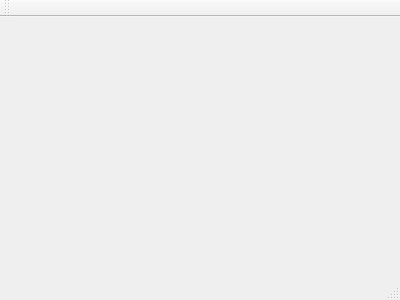
First picture: the form in MirrorLinkClient/mainwindow.ui, repository Vab0/mirrorlink, before the edit.
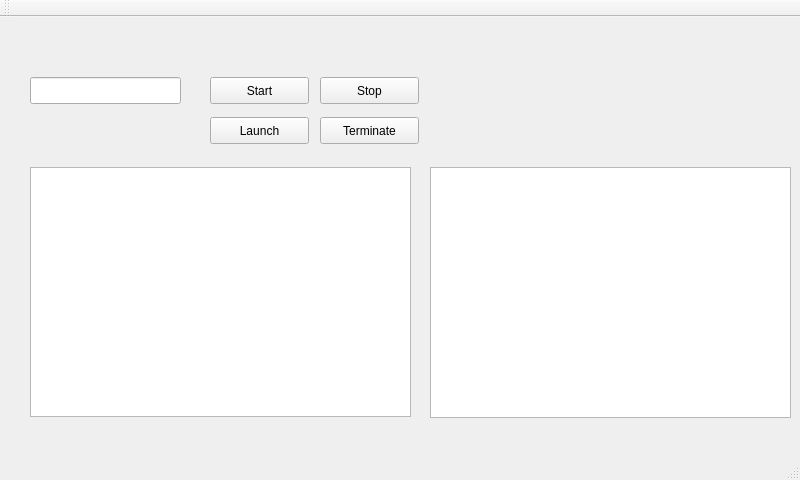
Second picture: the form after the edit.

Commit message: add UI for MirrorLink Client.

Patch:
```diff
--- a/MirrorLinkClient/mainwindow.ui
+++ b/MirrorLinkClient/mainwindow.ui
@@ -1,24 +1,122 @@
 <ui version="4.0">
  <class>MainWindow</class>
- <widget class="QMainWindow" name="MainWindow" >
-  <property name="geometry" >
+ <widget class="QMainWindow" name="MainWindow">
+  <property name="geometry">
    <rect>
     <x>0</x>
     <y>0</y>
-    <width>400</width>
-    <height>300</height>
+    <width>800</width>
+    <height>480</height>
    </rect>
   </property>
   <property name="windowTitle" >
    <string>MainWindow</string>
   </property>
-  <widget class="QMenuBar" name="menuBar" />
-  <widget class="QToolBar" name="mainToolBar" />
-  <widget class="QWidget" name="centralWidget" />
-  <widget class="QStatusBar" name="statusBar" />
+  <widget class="QWidget" name="centralWidget">
+   <widget class="QListView" name="AppListView">
+    <property name="geometry">
+     <rect>
+      <x>30</x>
+      <y>150</y>
+      <width>381</width>
+      <height>250</height>
+     </rect>
+    </property>
+   </widget>
+   <widget class="QListView" name="devListView">
+    <property name="geometry">
+     <rect>
+      <x>430</x>
+      <y>150</y>
+      <width>361</width>
+      <height>251</height>
+     </rect>
+    </property>
+   </widget>
+   <widget class="QLineEdit" name="locLineEdit">
+    <property name="geometry">
+     <rect>
+      <x>30</x>
+      <y>60</y>
+      <width>151</width>
+      <height>27</height>
+     </rect>
+    </property>
+   </widget>
+   <widget class="QPushButton" name="startButton">
+    <property name="geometry">
+     <rect>
+      <x>210</x>
+      <y>60</y>
+      <width>99</width>
+      <height>27</height>
+     </rect>
+    </property>
+    <property name="text">
+     <string>Start</string>
+    </property>
+   </widget>
+   <widget class="QPushButton" name="stopButton">
+    <property name="geometry">
+     <rect>
+      <x>320</x>
+      <y>60</y>
+      <width>99</width>
+      <height>27</height>
+     </rect>
+    </property>
+    <property name="text">
+     <string>Stop</string>
+    </property>
+   </widget>
+   <widget class="QPushButton" name="launchButton">
+    <property name="geometry">
+     <rect>
+      <x>210</x>
+      <y>100</y>
+      <width>99</width>
+      <height>27</height>
+     </rect>
+    </property>
+    <property name="text">
+     <string>Launch</string>
+    </property>
+   </widget>
+   <widget class="QPushButton" name="terminateButton">
+    <property name="geometry">
+     <rect>
+      <x>320</x>
+      <y>100</y>
+      <width>99</width>
+      <height>27</height>
+     </rect>
+    </property>
+    <property name="text">
+     <string>Terminate</string>
+    </property>
+   </widget>
+  </widget>
+  <widget class="QMenuBar" name="menuBar">
+   <property name="geometry">
+    <rect>
+     <x>0</x>
+     <y>0</y>
+     <width>800</width>
+     <height>25</height>
+    </rect>
+   </property>
+  </widget>
+  <widget class="QToolBar" name="mainToolBar">
+   <attribute name="toolBarArea">
+    <enum>TopToolBarArea</enum>
+   </attribute>
+   <attribute name="toolBarBreak">
+    <bool>false</bool>
+   </attribute>
+  </widget>
+  <widget class="QStatusBar" name="statusBar"/>
  </widget>
- <layoutDefault spacing="6" margin="11" />
- <pixmapfunction></pixmapfunction>
+ <layoutdefault spacing="6" margin="11"/>
  <resources/>
  <connections/>
 </ui>
```
Left out of the diff: 5 changed lines with no effect on the pictures. The commit also changes 7 other files.
